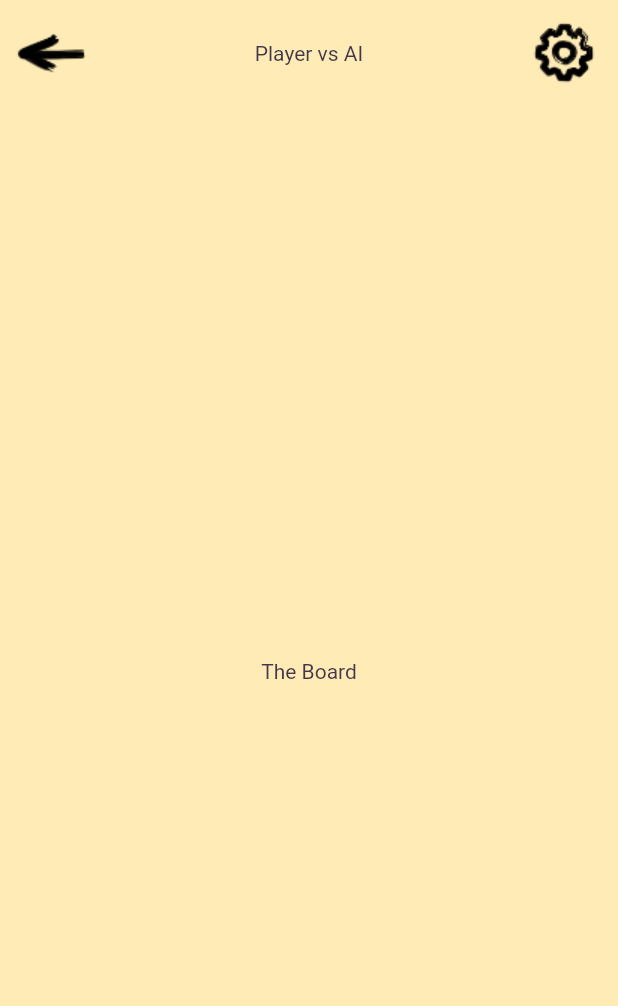
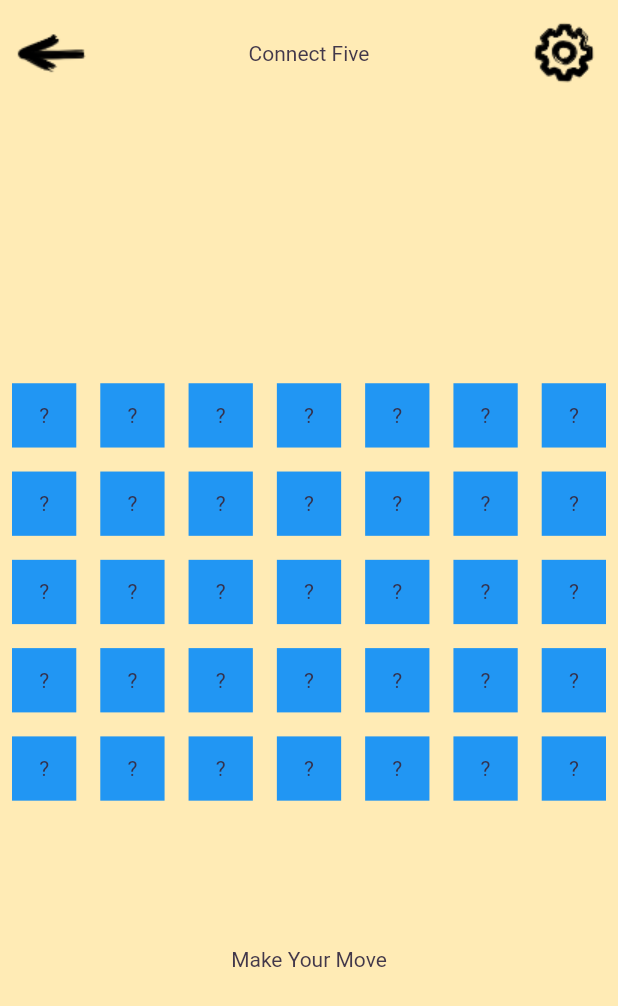
Before and after one commit to davefaliskie/game_1, a Flutter app: the PlaySessionScreen screen opened directly with sample values from the repository, on a phone screen of 412 x 824 dp. Shown: the top 1006 px of the screen. Run offline on Flutter 3.47's test engine with Material 2 defaults, Android fonts, the light colour scheme and no system bars; our stand-ins replace audioplayers, firebase_core, firebase_crashlytics, go_router, google_mobile_ads, in_app_purchase and 1 more; missing offline and left inert: games_services; accounts and stored records are empty.

Commit message:
setup board grid

```diff
--- a/lib/src/play_session/board.dart
+++ /dev/null
@@ -1,15 +0,0 @@
-import 'package:flutter/material.dart';
-
-class Board extends StatefulWidget {
-  const Board({super.key});
-
-  @override
-  State<Board> createState() => _BoardState();
-}
-
-class _BoardState extends State<Board> {
-  @override
-  Widget build(BuildContext context) {
-    return Text('The Board');
-  }
-}
--- /dev/null
+++ b/lib/src/play_session/board_tile.dart
@@ -0,0 +1,21 @@
+import 'package:flutter/material.dart';
+
+class BoardTile extends StatefulWidget {
+  const BoardTile({super.key});
+
+  @override
+  State<BoardTile> createState() => _BoardTileState();
+}
+
+class _BoardTileState extends State<BoardTile> {
+  @override
+  Widget build(BuildContext context) {
+    return Padding(
+      padding: const EdgeInsets.all(8.0),
+      child: Container(
+        color: Colors.blue,
+        child: Center(child: Text("?")),
+      ),
+    );
+  }
+}
--- /dev/null
+++ b/lib/src/play_session/game_board.dart
@@ -0,0 +1,35 @@
+import 'package:flutter/material.dart';
+import 'package:game_template/src/play_session/board_tile.dart';
+
+class GameBoard extends StatefulWidget {
+  const GameBoard({super.key});
+
+  @override
+  State<GameBoard> createState() => _GameBoardState();
+}
+
+class _GameBoardState extends State<GameBoard> {
+  final boardRows = 5;
+  final boardCols = 7;
+
+  @override
+  Widget build(BuildContext context) {
+    return SizedBox(
+      height: 400,
+      child: Column(
+        children: [
+          Expanded(
+            child: GridView.count(
+              crossAxisCount: boardCols,
+              children: [
+                for (var x = 0; x < boardRows * boardCols; x++)
+                  BoardTile(),
+              ],
+            ),
+          ),
+          Text("Make Your Move"),
+        ],
+      ),
+    );
+  }
+}
--- a/lib/src/play_session/play_session_screen.dart
+++ b/lib/src/play_session/play_session_screen.dart
@@ -5,7 +5,7 @@
 import 'dart:async';
 
 import 'package:flutter/material.dart';
-import 'package:game_template/src/play_session/board.dart';
+import 'package:game_template/src/play_session/game_board.dart';
 import 'package:go_router/go_router.dart';
 import 'package:logging/logging.dart' hide Level;
 import 'package:provider/provider.dart';
@@ -69,7 +69,7 @@ class _PlaySessionScreenState extends State<PlaySessionScreen> {
                               semanticLabel: 'Settings',
                             ),
                           ),
-                          Text("Player vs AI"),
+                          Text("Connect Five"),
                           InkResponse(
                             onTap: () =>
                                 GoRouter.of(context).push('/settings'),
@@ -82,7 +82,7 @@ class _PlaySessionScreenState extends State<PlaySessionScreen> {
                       ),
                     ),
                     Spacer(),
-                    Board(),
+                    GameBoard(),
                     Spacer(),
                   ],
                 ),
```
